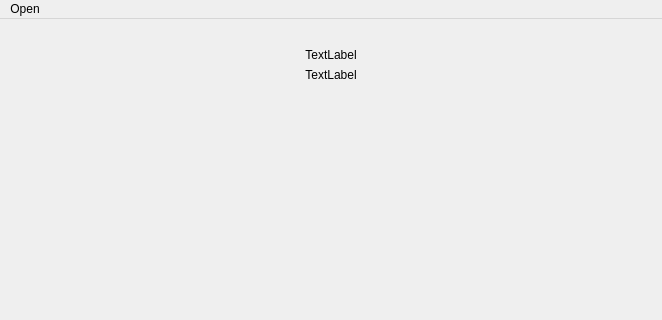
Before: the Qt Designer form resources/ui/MainWindow.ui in senatrkosarev/AudioPlayer, drawn with Qt 5; both pictures show x 0 to 662 and y 0 to 320 of the 662 by 747 pixel window.
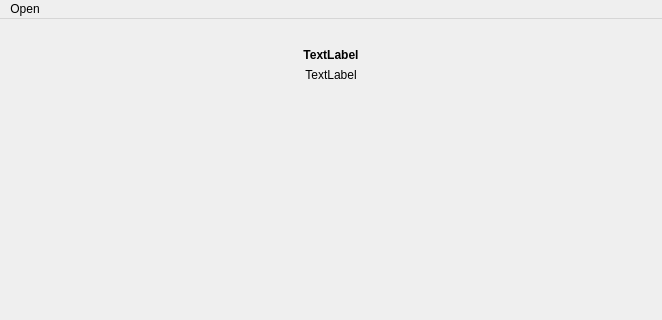
After: the same form once the commit is applied. Icons and pictures are not drawn.

Commit message: Displaying metadata

The edit to the form file:
```diff
--- a/resources/ui/MainWindow.ui
+++ b/resources/ui/MainWindow.ui
@@ -51,6 +51,12 @@
     </item>
     <item>
      <widget class="QLabel" name="title_label">
+      <property name="font">
+       <font>
+        <weight>75</weight>
+        <bold>true</bold>
+       </font>
+      </property>
       <property name="text">
        <string>TextLabel</string>
       </property>
```
Left out of the diff: 6 changed lines with no effect on the pictures. The commit also changes 1 other file.
